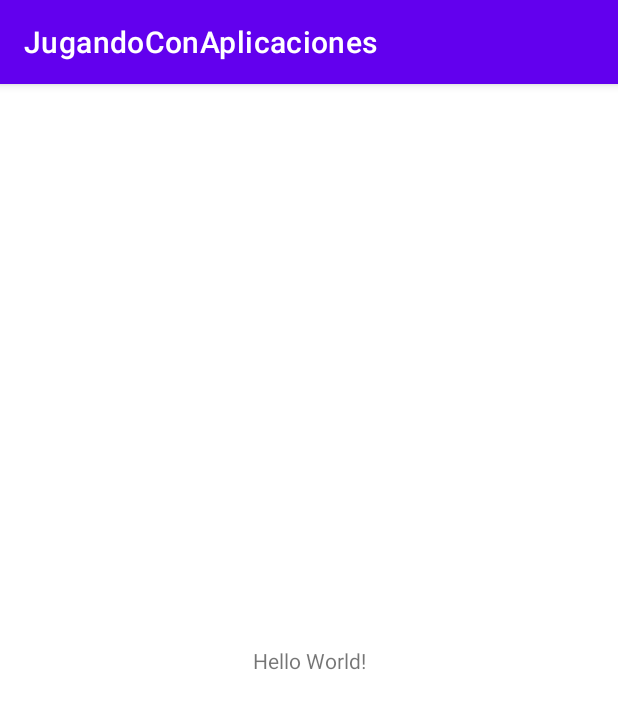
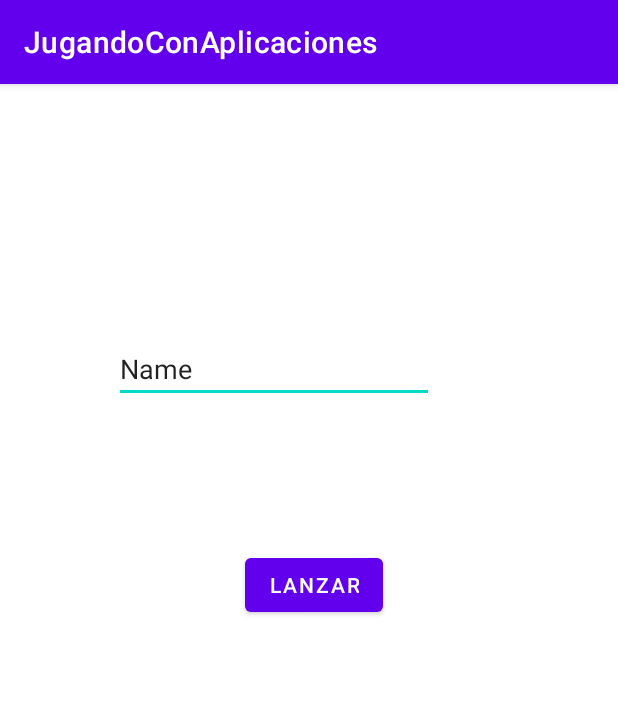
Before and after one commit to Miguemc03/JugandoConAplicaciones, an Android app: the screen it shows after launch (MainActivity), on a phone screen of 412 x 824 dp. Shown: the top 709 px of the screen. Run offline under Robolectric (Android 15) with nearby library versions, the phone set to English and light mode, and no system bars.

Commit message:
Segunda copia

```diff
--- a/app/src/main/java/com/example/jugandoconaplicaciones/MainActivity.java
+++ b/app/src/main/java/com/example/jugandoconaplicaciones/MainActivity.java
@@ -2,13 +2,31 @@ package com.example.jugandoconaplicaciones;
 
 import androidx.appcompat.app.AppCompatActivity;
 
+import android.content.Intent;
 import android.os.Bundle;
+import android.view.View;
+import android.widget.Button;
+import android.widget.EditText;
 
 public class MainActivity extends AppCompatActivity {
-
+    public static final String NOMBRE ="NOMBRE" ;
+    Button buttonLanzar;
+    EditText editTextNombre;
     @Override
     protected void onCreate(Bundle savedInstanceState) {
         super.onCreate(savedInstanceState);
         setContentView(R.layout.activity_main);
+        buttonLanzar=findViewById(R.id.buttonLanzar);
+        editTextNombre=findViewById(R.id.editTextTextPersonName);
+
+        buttonLanzar.setOnClickListener(new View.OnClickListener() {
+            @Override
+            public void onClick(View view) {
+                Intent intento=new Intent(MainActivity.this,SaludoActivity.class);
+                intento.putExtra(NOMBRE,editTextNombre.getText().toString());
+                startActivity(intento);
+            }
+        });
+        }
+
     }
-}
--- a/app/src/main/res/layout/activity_main.xml
+++ b/app/src/main/res/layout/activity_main.xml
@@ -2,17 +2,30 @@
 <androidx.constraintlayout.widget.ConstraintLayout xmlns:android="http://schemas.android.com/apk/res/android"
     xmlns:app="http://schemas.android.com/apk/res-auto"
     xmlns:tools="http://schemas.android.com/tools"
+    android:id="@+id/editTextNombre"
     android:layout_width="match_parent"
     android:layout_height="match_parent"
     tools:context=".MainActivity">
 
-    <TextView
+    <Button
+        android:id="@+id/buttonLanzar"
         android:layout_width="wrap_content"
         android:layout_height="wrap_content"
-        android:text="Hello World!"
-        app:layout_constraintBottom_toBottomOf="parent"
-        app:layout_constraintEnd_toEndOf="parent"
+        android:layout_marginTop="97dp"
+        android:layout_marginEnd="34dp"
+        android:text="Lanzar"
+        app:layout_constraintEnd_toEndOf="@+id/editTextTextPersonName"
+        app:layout_constraintTop_toBottomOf="@+id/editTextTextPersonName" />
+
+    <EditText
+        android:id="@+id/editTextTextPersonName"
+        android:layout_width="wrap_content"
+        android:layout_height="wrap_content"
+        android:layout_marginStart="76dp"
+        android:layout_marginTop="167dp"
+        android:ems="10"
+        android:inputType="textPersonName"
+        android:text="Name"
         app:layout_constraintStart_toStartOf="parent"
         app:layout_constraintTop_toTopOf="parent" />
-
 </androidx.constraintlayout.widget.ConstraintLayout>
```
Also changed, not shown: app/src/main/AndroidManifest.xml (+7 -0 lines), app/src/main/java/com/example/jugandoconaplicaciones/SaludoActivity.java (added, +21 -0 lines), app/src/main/res/layout/activity_saludo.xml (added, +19 -0 lines).
